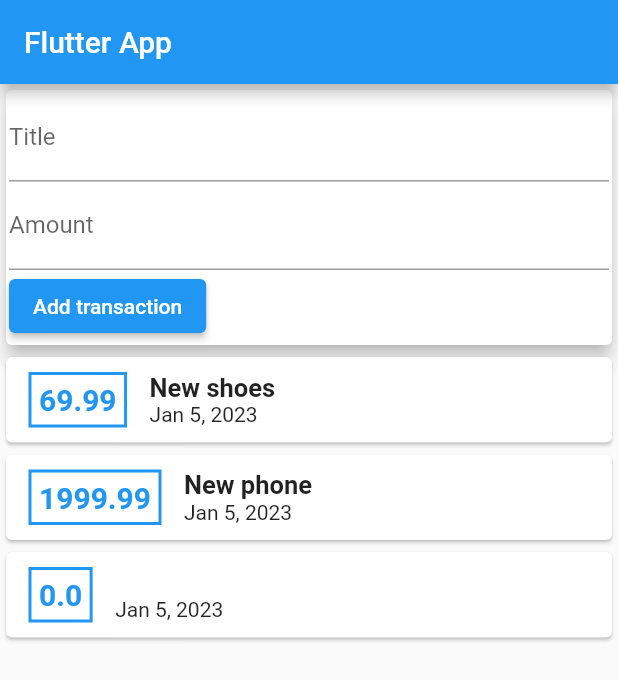
After one commit to AlessandroDodi/personal_expenses_flutter_app, a Flutter app: the screen it shows after launch, after a tap on "Add transaction", on a phone screen of 412 x 824 dp. The commit adds this screen. Shown: the top 680 px of the screen. Run offline on Flutter 3.47's test engine with Material 2 defaults, Android fonts, the phone set to English and light mode, and no system bars.

Commit message:
Add form and refactor

```diff
--- a/lib/widgets/transaction.dart
+++ b/lib/models/transaction.dart
@@ -1,3 +1,5 @@
+import 'package:flutter/material.dart';
+
 class Transaction {
   final String id;
   final String title;
--- /dev/null
+++ b/lib/widgets/new_transaction.dart
@@ -0,0 +1,38 @@
+import 'package:flutter/material.dart';
+
+class NewTransaction extends StatelessWidget {
+  // const NewTransaction({super.key});
+  final Function buttonHandler;
+  final titleController = TextEditingController();
+  final amountController = TextEditingController();
+  NewTransaction(this.buttonHandler);
+  @override
+  Widget build(BuildContext context) {
+    return Card(
+        elevation: 5,
+        child: Container(
+          padding: EdgeInsets.all(2),
+          child: Column(
+            crossAxisAlignment: CrossAxisAlignment.start,
+            children: [
+              TextField(
+                decoration: InputDecoration(labelText: "Title"),
+                controller: titleController,
+              ),
+              TextField(
+                decoration: InputDecoration(labelText: "Amount"),
+                controller: amountController,
+              ),
+              ElevatedButton(
+                  onPressed: () {
+                    buttonHandler(
+                        titleController.text.toString(),
+                        double.tryParse(amountController.text.toString()) ??
+                            0.0);
+                  },
+                  child: Text('Add transaction'))
+            ],
+          ),
+        ));
+  }
+}
--- a/lib/models/transaction_list.dart
+++ b/lib/widgets/transaction_list.dart
@@ -1,25 +1,15 @@
 import 'package:flutter/material.dart';
-import '../widgets/transaction.dart';
+import '../models/transaction.dart';
 import 'package:intl/intl.dart';
 
-class TransactionList extends StatefulWidget {
-  const TransactionList({super.key});
+class TransactionList extends StatelessWidget {
+  final List<Transaction> transactions;
+  TransactionList(this.transactions);
 
-  @override
-  State<TransactionList> createState() => _TransactionListState();
-}
-
-class _TransactionListState extends State<TransactionList> {
-  final List<Transaction> _userTransaction = [
-    Transaction(
-        id: 't1', title: 'New shoes', amount: 69.99, date: DateTime.now()),
-    Transaction(
-        id: 't2', title: 'New phone', amount: 1999.99, date: DateTime.now())
-  ];
   @override
   Widget build(BuildContext context) {
     return Column(
-      children: _userTransaction
+      children: transactions
           .map((tx) => Card(
                   child: Row(children: [
                 Container(
--- /dev/null
+++ b/lib/widgets/user_transaction.dart
@@ -0,0 +1,40 @@
+import 'package:flutter/material.dart';
+import 'new_transaction.dart';
+import 'transaction_list.dart';
+import '../models/transaction.dart';
+
+class UserTransaction extends StatefulWidget {
+  @override
+  State<UserTransaction> createState() => _UserTransactionState();
+}
+
+class _UserTransactionState extends State<UserTransaction> {
+  final List<Transaction> _userTransaction = [
+    Transaction(
+        id: 't1', title: 'New shoes', amount: 69.99, date: DateTime.now()),
+    Transaction(
+        id: 't2', title: 'New phone', amount: 1999.99, date: DateTime.now())
+  ];
+  void _addNewTransaction(String title, double amount) {
+    final nexTx = Transaction(
+        title: title,
+        amount: amount,
+        date: DateTime.now(),
+        id: DateTime.now().toString());
+    setState(() {
+      _userTransaction.add(nexTx);
+    });
+  }
+
+  @override
+  Widget build(BuildContext context) {
+    return Column(children: [
+      NewTransaction(_addNewTransaction),
+      TransactionList(_userTransaction),
+    ]);
+  }
+}
+//quante ore
+// da casa
+// 30 giornate
+//
```
Also changed, not shown: lib/main.dart (+2 -32 lines).
